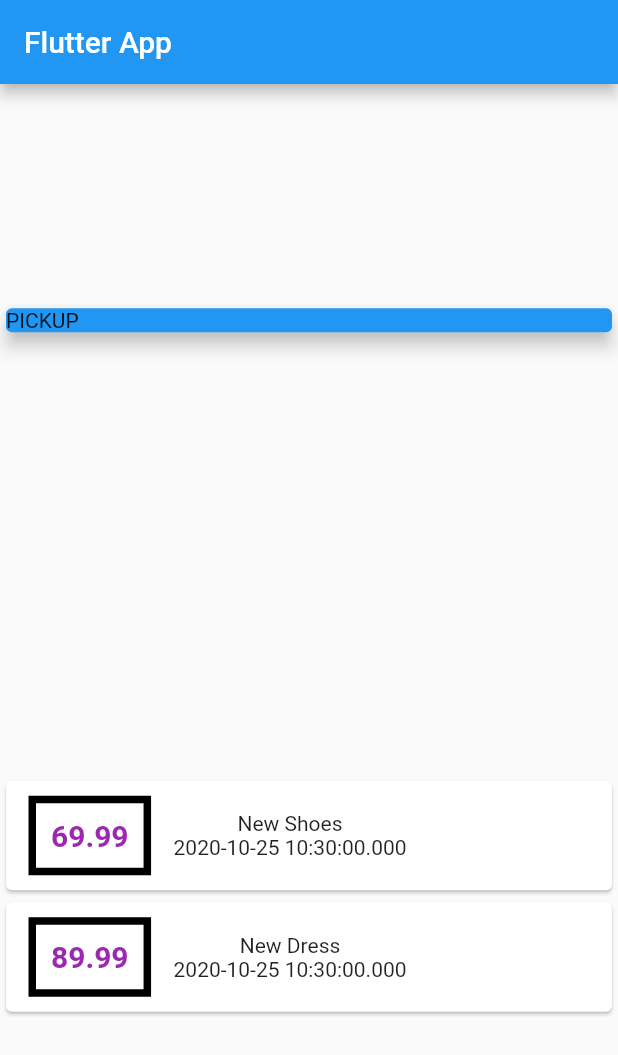
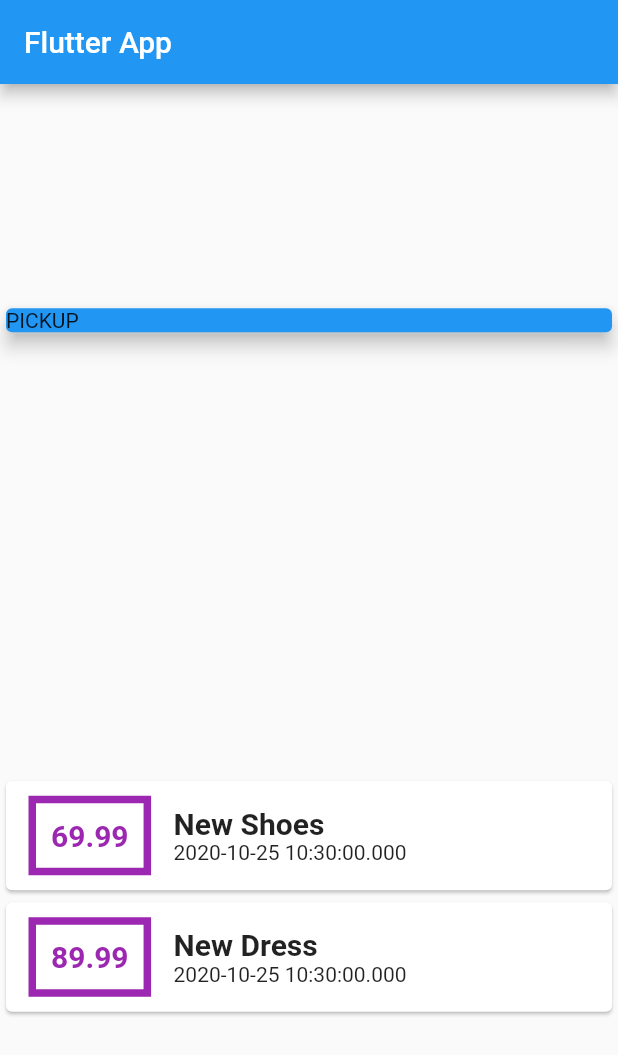
Before and after one commit to arvindnovem/Personal-Expenses-App, a Flutter app: the screen it shows after launch, on a phone screen of 412 x 824 dp. Shown: the top 1055 px of the screen. Run offline on Flutter 3.47's test engine with Material 2 defaults, Android fonts, the phone set to English and light mode, and no system bars.

Commit message:
Added color and cross axis alignment for title

```diff
--- a/lib/main.dart
+++ b/lib/main.dart
@@ -51,7 +51,7 @@ class MyHomePage extends StatelessWidget {
                 Container(
                     margin: EdgeInsets.symmetric(vertical: 10, horizontal: 15),
                     decoration: BoxDecoration(
-                        border: Border.all(color: Colors.black, width: 5)),
+                        border: Border.all(color: Colors.purple, width: 5)),
                     padding: EdgeInsets.all(10),
                     child: Text(
                       tx.amount.toString(),
@@ -60,8 +60,10 @@ class MyHomePage extends StatelessWidget {
                           fontSize: 20,
                           color: Colors.purple),
                     )),
-                Column(children: [
-                  Text(tx.title),
+                Column(crossAxisAlignment: CrossAxisAlignment.start, children: [
+                  Text(tx.title,
+                      style:
+                          TextStyle(fontWeight: FontWeight.bold, fontSize: 20)),
                   Text(tx.date.toString()),
                 ]),
               ],
```
